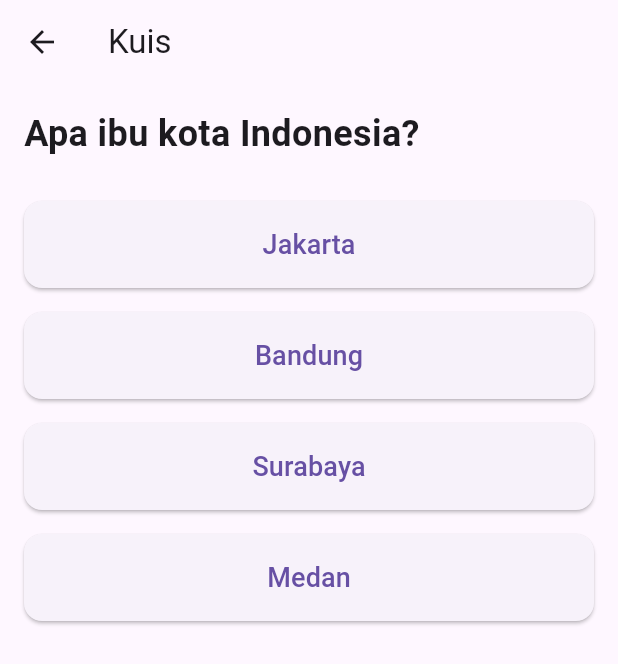
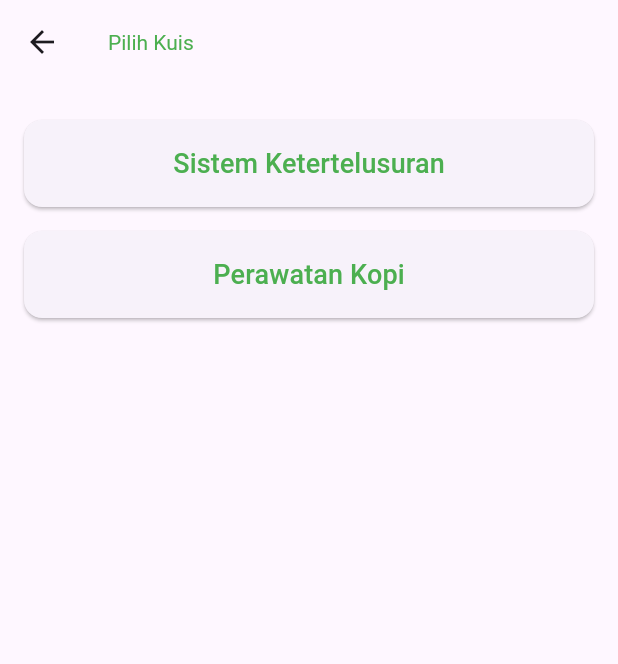
Before and after one commit to fuadadhim24/gamifiy_traceability_coffee, a Flutter app: the screen it shows after launch, after a tap on "Quiz", on a phone screen of 412 x 824 dp. Shown: the top 664 px of the screen. Run offline on Flutter 3.47's test engine with Material 3 defaults, Android fonts, the phone set to English and light mode, and no system bars; our stand-ins replace get, google_fonts, sliding_up_panel.

Commit message:
Revised quiz page

```diff
--- a/lib/models/data.dart
+++ b/lib/models/data.dart
@@ -1,24 +1,51 @@
 import 'package:gamify_traceability_coffee/models/option.dart';
 import 'package:gamify_traceability_coffee/models/question.dart';
+import 'package:gamify_traceability_coffee/models/quiz.dart';
 
-final List<Question> questions = [
-  Question(id: 1, content: 'Apa ibu kota Indonesia?'),
-  Question(id: 2, content: 'Berapa jumlah provinsi di Indonesia?'),
-  Question(id: 3, content: 'Pupuk apa yang bagus?'),
-
+final List<Quiz> quizzes = [
+  Quiz(
+    id: 1,
+    title: 'Sistem Ketertelusuran',
+    questions: [
+      Question(
+        id: 1,
+        content: 'Apa itu sistem ketertelusuran?',
+        createdAt: DateTime.now(),
+        options: [
+          Option(id: 1, questionId: 1, content: 'Pendataan dari hulu ke hilir', isCorrect: true),
+          Option(id: 2, questionId: 1, content: 'Transformasi teknologi', isCorrect: false),
+          Option(id: 3, questionId: 1, content: 'Mekanisme pencatatan manual', isCorrect: false),
+          Option(id: 4, questionId: 1, content: 'Tidak ada yang benar', isCorrect: false),
+        ],
+      ),
+      Question(
+        id: 2,
+        content: 'Apa manfaat sistem ketertelusuran?',
+        createdAt: DateTime.now(),
+        options: [
+          Option(id: 5, questionId: 2, content: 'Menjamin standar mutu', isCorrect: true),
+          Option(id: 6, questionId: 2, content: 'tidak ada', isCorrect: false),
+          Option(id: 7, questionId: 2, content: 'agar lebih keren', isCorrect: false),
+          Option(id: 8, questionId: 2, content: 'semua jawaban salah', isCorrect: false),
+        ],
+      ),
+    ],
+  ),
+  Quiz(
+    id: 2,
+    title: 'Perawatan Kopi',
+    questions: [
+      Question(
+        id: 3,
+        content: 'Pupuk apa yang direkomendasikan dalam kopi ekspor?',
+        createdAt: DateTime.now(),
+        options: [
+          Option(id: 9, questionId: 3, content: 'Pupuk Organik', isCorrect: true),
+          Option(id: 10, questionId: 3, content: 'NPK 800', isCorrect: false),
+          Option(id: 11, questionId: 3, content: 'AB Mix', isCorrect: false),
+          Option(id: 12, questionId: 3, content: 'Tidak ada', isCorrect: false),
+        ],
+      ),
+    ],
+  ),
 ];
-
-final List<Option> options = [
-  Option(id: 1, questionId: 1, content: 'Jakarta', isCorrect: true),
-  Option(id: 2, questionId: 1, content: 'Bandung', isCorrect: false),
-  Option(id: 3, questionId: 1, content: 'Surabaya', isCorrect: false),
-  Option(id: 4, questionId: 1, content: 'Medan', isCorrect: false),
-  Option(id: 5, questionId: 2, content: '34', isCorrect: true),
-  Option(id: 6, questionId: 2, content: '33', isCorrect: false),
-  Option(id: 7, questionId: 2, content: '35', isCorrect: false),
-  Option(id: 8, questionId: 2, content: '32', isCorrect: false),
-    Option(id: 9, questionId: 3, content: 'NPK 1', isCorrect: true),
-  Option(id: 10, questionId: 3, content: 'NPK 2', isCorrect: false),
-  Option(id: 11, questionId: 3, content: 'NPK 3', isCorrect: false),
-  Option(id: 12, questionId: 3, content: 'NPK 4', isCorrect: false),
-];
--- a/lib/models/option.dart
+++ b/lib/models/option.dart
@@ -1,6 +1,6 @@
 class Option {
   final int id;
-  final int questionId;
+  final int questionId; // Menambahkan field questionId
   final String content;
   final bool isCorrect;
 
--- a/lib/models/question.dart
+++ b/lib/models/question.dart
@@ -1,12 +1,16 @@
+import 'package:gamify_traceability_coffee/models/option.dart';
+
 class Question {
   final int id;
   final String content;
   final DateTime? createdAt;
+  final List<Option> options;
 
   Question({
     required this.id,
     required this.content,
     this.createdAt,
+    required this.options,
   });
 
   factory Question.fromJson(Map<String, dynamic> json) {
@@ -14,6 +18,7 @@ class Question {
       id: json['id'],
       content: json['content'],
       createdAt: json['created_at'] != null ? DateTime.parse(json['created_at']) : null,
+      options: (json['options'] as List).map((optionJson) => Option.fromJson(optionJson)).toList(),
     );
   }
 
@@ -22,6 +27,7 @@ class Question {
       'id': id,
       'content': content,
       'created_at': createdAt?.toIso8601String(),
+      'options': options.map((option) => option.toJson()).toList(),
     };
   }
 }
--- a/lib/ui/pages/game_page.dart
+++ b/lib/ui/pages/game_page.dart
@@ -1,8 +1,10 @@
 import 'package:flutter/material.dart';
 import 'package:flutter/rendering.dart';
 import 'package:flutter/widgets.dart';
+import 'package:gamify_traceability_coffee/models/data.dart';
 import 'package:gamify_traceability_coffee/shared/theme.dart';
 import 'package:gamify_traceability_coffee/ui/pages/quiz_page.dart';
+import 'package:gamify_traceability_coffee/ui/pages/quiz_selection.dart';
 import 'package:gamify_traceability_coffee/ui/widgets/card.dart';
 import 'package:sliding_up_panel/sliding_up_panel.dart';
 import 'package:gamify_traceability_coffee/ui/widgets/avatar.dart';
@@ -135,7 +137,7 @@ class _GamePageState extends State<GamePage> {
               toggleCategorize('Quiz');
               Navigator.push(
                 context,
-                    MaterialPageRoute(builder: (context) => QuizPage()),
+                MaterialPageRoute(builder: (context) => QuizSelectionPage()),
               );
             },
             child: Container(
--- a/lib/ui/pages/quiz_page.dart
+++ b/lib/ui/pages/quiz_page.dart
@@ -1,10 +1,10 @@
 import 'package:flutter/material.dart';
-import 'package:gamify_traceability_coffee/models/data.dart';
-import 'package:gamify_traceability_coffee/models/option.dart';
-import 'package:gamify_traceability_coffee/models/question.dart';
+import 'package:gamify_traceability_coffee/models/quiz.dart';
 
 class QuizPage extends StatefulWidget {
-  const QuizPage({super.key});
+  final Quiz quiz;
+
+  const QuizPage({required this.quiz, super.key});
 
   @override
   State<QuizPage> createState() => _QuizPageState();
@@ -19,7 +19,7 @@ class _QuizPageState extends State<QuizPage> {
       _score++;
     }
 
-    if (_currentQuestionIndex < questions.length - 1) {
+    if (_currentQuestionIndex < widget.quiz.questions.length - 1) {
       setState(() {
         _currentQuestionIndex++;
       });
@@ -43,7 +43,16 @@ class _QuizPageState extends State<QuizPage> {
                 _score = 0;
               });
             },
-            child: const Text('Ulangi'),
+            child: const Text('Ulangi',
+             style: TextStyle(color: Colors.green, fontSize: 14),),
+          ),
+          TextButton(
+            onPressed: () {
+              Navigator.of(context).pop();
+              Navigator.of(context).pop();
+            },
+            child: const Text('Kembali ke Daftar Kuis',
+            style: TextStyle(color: Colors.green, fontSize: 14),),
           ),
         ],
       ),
@@ -52,12 +61,11 @@ class _QuizPageState extends State<QuizPage> {
 
   @override
   Widget build(BuildContext context) {
-    final question = questions[_currentQuestionIndex];
-    final questionOptions = options.where((option) => option.questionId == question.id).toList();
+    final question = widget.quiz.questions[_currentQuestionIndex];
 
     return Scaffold(
       appBar: AppBar(
-        title: const Text('Kuis'),
+        title: Text(widget.quiz.title,style: TextStyle(color: Colors.green, fontSize: 14),),
       ),
       body: Padding(
         padding: const EdgeInsets.all(16.0),
@@ -66,10 +74,10 @@ class _QuizPageState extends State<QuizPage> {
           children: [
             Text(
               question.content,
-              style: const TextStyle(fontSize: 24.0, fontWeight: FontWeight.bold),
+              style: const TextStyle(color: Colors.green,fontSize: 24.0, fontWeight: FontWeight.bold),
             ),
             const SizedBox(height: 20.0),
-            ...questionOptions.map((option) => Container(
+            ...question.options.map((option) => Container(
                   margin: const EdgeInsets.symmetric(vertical: 8.0),
                   child: ElevatedButton(
                     onPressed: () => _nextQuestion(option.isCorrect),
--- /dev/null
+++ b/lib/ui/pages/quiz_selection.dart
@@ -0,0 +1,48 @@
+import 'package:flutter/material.dart';
+import 'package:gamify_traceability_coffee/models/quiz.dart';
+import 'package:gamify_traceability_coffee/ui/pages/quiz_page.dart';
+import 'package:gamify_traceability_coffee/models/data.dart';
+
+class QuizSelectionPage extends StatelessWidget {
+  const QuizSelectionPage({super.key});
+
+  @override
+  Widget build(BuildContext context) {
+    return Scaffold(
+      appBar: AppBar(
+        title: const Text('Pilih Kuis',
+        style: TextStyle(color: Colors.green, fontSize: 14),),
+      ),
+      body: Padding(
+        padding: const EdgeInsets.all(16.0),
+        child: ListView.builder(
+          itemCount: quizzes.length,
+          itemBuilder: (context, index) {
+            final quiz = quizzes[index];
+            return Container(
+              margin: const EdgeInsets.symmetric(vertical: 8.0),
+              child: ElevatedButton(
+                onPressed: () {
+                  Navigator.push(
+                    context,
+                    MaterialPageRoute(builder: (context) => QuizPage(quiz: quiz)),
+                  );
+                },
+                style: ElevatedButton.styleFrom(
+                  padding: const EdgeInsets.all(16.0),
+                  shape: RoundedRectangleBorder(
+                    borderRadius: BorderRadius.circular(12.0),
+                  ),
+                ),
+                child: Text(
+                  quiz.title,
+                  style: const TextStyle(color: Colors.green,fontSize: 18.0),
+                ),
+              ),
+            );
+          },
+        ),
+      ),
+    );
+  }
+}
```
Also changed, not shown: lib/models/quiz.dart (added, +29 -0 lines). Lines whose indentation alone changed are shown as unchanged.
